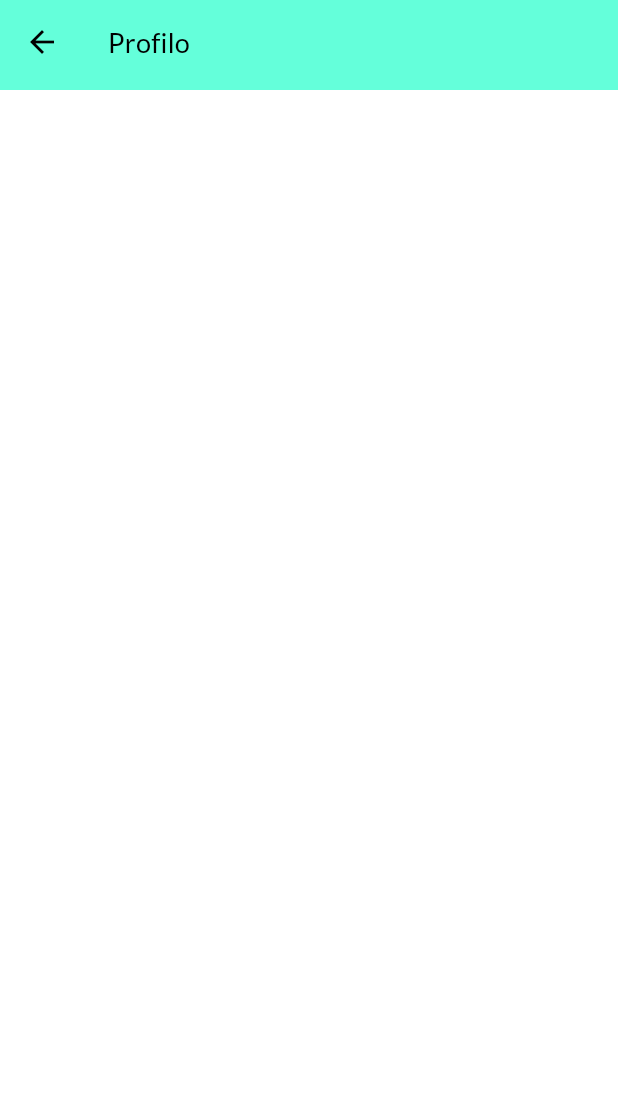
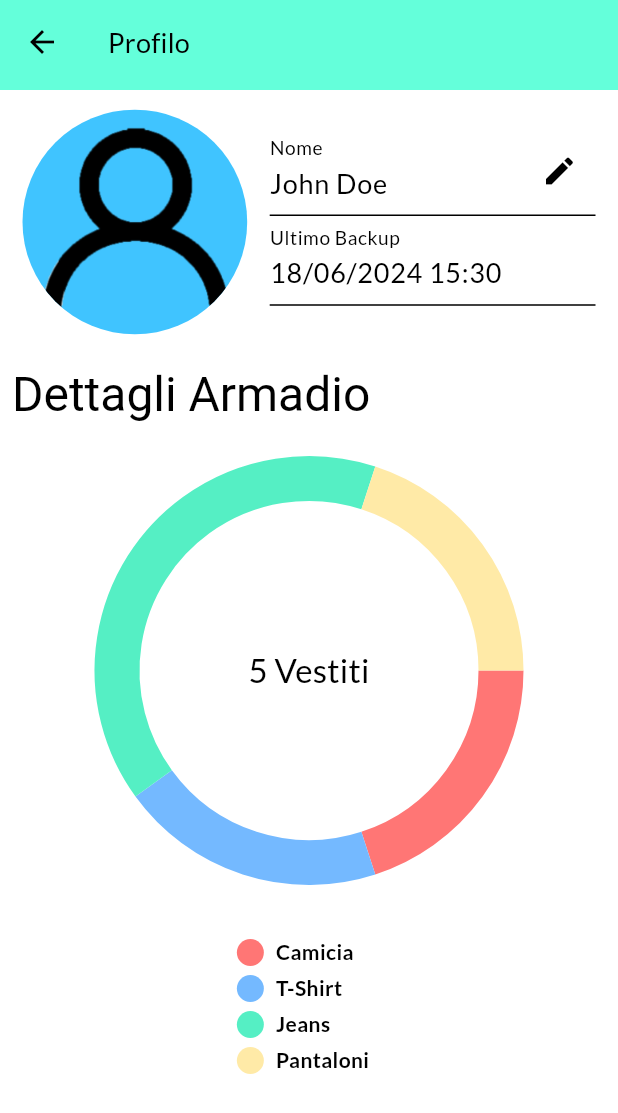
Before and after one commit to Timat-Piderma/cataclothes, a Flutter app: the ProfileScreen screen opened directly, on a phone screen of 412 x 824 dp. Shown: the top 1113 px of the screen. Run offline on Flutter 3.47's test engine with Material 3 defaults, Android fonts, the phone set to English and light mode, and no system bars; drawn by our look-alikes of pie_chart; our stand-ins replace google_fonts, image_cropper, image_picker, material_floating_search_bar_2, screenshot; missing offline and left inert: lindi_sticker_widget.

Commit message:
added content to ProfileScreen

```diff
--- a/lib/data_manager.dart
+++ b/lib/data_manager.dart
@@ -77,6 +77,14 @@ class DataManager extends ChangeNotifier {
   void addArticleCategory(ArticleCategory item) {
     _allArticlesCategories.add(item);
     notifyListeners();
+  }
+
+  int countArticleOfCategory(ArticleCategory item) {
+    int res = 0;
+    for (Article a in _allArticles) {
+      if (a.articleCategory == item) res++;
+    }
+    return res;
   }
 
   void addOutfitCategory(OutfitCategory item) {
--- a/lib/screen_profile.dart
+++ b/lib/screen_profile.dart
@@ -1,6 +1,9 @@
 import 'dart:io';
 
+import 'package:cataclothes/category_article.dart';
+import 'package:cataclothes/data_manager.dart';
 import 'package:flutter/material.dart';
+import 'package:pie_chart/pie_chart.dart';
 
 class ProfileScreen extends StatefulWidget {
   @override
@@ -11,8 +14,24 @@ class ProfileScreen extends StatefulWidget {
 
 class _ProfileScreenState extends State<ProfileScreen>
     with SingleTickerProviderStateMixin {
+  bool isEditing = true;
+  TextEditingController controllerName = TextEditingController();
+  TextEditingController controllerBackup = TextEditingController();
+
+  Map<String, double> dataMap = {};
+
   @override
-  void initState() {}
+  void initState() {
+    for (ArticleCategory ac in DataManager.getAllArticlesCategories()) {
+      if (DataManager().countArticleOfCategory(ac).toDouble() > 0) {
+        dataMap.putIfAbsent(
+            ac.name, () => DataManager().countArticleOfCategory(ac).toDouble());
+      }
+    }
+
+    controllerName.text = "John Doe";
+    controllerBackup.text = "18/06/2024 15:30";
+  }
 
   @override
   Widget build(BuildContext context) {
@@ -21,11 +40,101 @@ class _ProfileScreenState extends State<ProfileScreen>
       appBar: PreferredSize(
         preferredSize: const Size.fromHeight(60),
         child: AppBar(
-          title: Text("Profilo"),
+          title: const Text("Profilo"),
           backgroundColor: Colors.tealAccent,
         ),
       ),
-      body: ListView(),
+      body: SingleChildScrollView(
+        child: Column(
+          children: [
+            Row(
+              children: [
+                const Expanded(
+                  flex: 2,
+                  child: Padding(
+                    padding: EdgeInsets.only(top: 8, left: 15),
+                    child: CircleAvatar(
+                      backgroundColor: Colors.lightBlueAccent,
+                      foregroundImage: AssetImage("assets/pfp.png"),
+                      radius: 80,
+                    ),
+                  ),
+                ),
+                Expanded(
+                    flex: 3,
+                    child: Padding(
+                      padding: const EdgeInsets.only(
+                          top: 8, right: 15, bottom: 8, left: 15),
+                      child: Column(
+                        children: [
+                          TextField(
+                            readOnly: isEditing,
+                            style: const TextStyle(fontSize: 18),
+                            controller: controllerName,
+                            decoration: InputDecoration(
+                              suffixIcon: isEditing
+                                  ? IconButton(
+                                      onPressed: () {
+                                        setState(() {
+                                          isEditing = false;
+                                        });
+                                      },
+                                      icon: const Icon(Icons.mode),
+                                    )
+                                  : IconButton(
+                                      onPressed: () {
+                                        setState(() {
+                                          isEditing = true;
+                                        });
+                                      },
+                                      icon: const Icon(Icons.check),
+                                    ),
+                              labelText: 'Nome',
+                            ),
+                          ),
+                          IgnorePointer(
+                            child: TextField(
+                              style: const TextStyle(fontSize: 18),
+                              controller: controllerBackup,
+                              decoration: const InputDecoration(
+                                labelText: 'Ultimo Backup',
+                              ),
+                            ),
+                          ),
+                        ],
+                      ),
+                    ))
+              ],
+            ),
+            Row(children: [
+              Padding(
+                padding: const EdgeInsets.only(
+                    top: 15, left: 8, right: 8, bottom: 8),
+                child: Text(
+                  "Dettagli Armadio",
+                  style: Theme.of(context).textTheme.headlineLarge,
+                ),
+              )
+            ]),
+            Padding(
+              padding: const EdgeInsets.symmetric(horizontal: 70, vertical: 20),
+              child: PieChart(
+                dataMap: dataMap,
+                chartType: ChartType.ring,
+                ringStrokeWidth: 30,
+                centerWidget: Text(
+                  "${DataManager.getAllArticles().length} Vestiti",
+                  style: Theme.of(context).textTheme.titleLarge,
+                ),
+                legendOptions: LegendOptions(
+                  legendPosition: LegendPosition.bottom,
+                ),
+                chartValuesOptions: ChartValuesOptions(showChartValues: false),
+              ),
+            )
+          ],
+        ),
+      ),
     );
   }
 
--- a/pubspec.yaml
+++ b/pubspec.yaml
@@ -46,6 +46,7 @@ dependencies:
   lindi_sticker_widget: ^0.1.1
   image_cropper: ^6.0.0
   dotted_border: ^2.1.0
+  pie_chart: ^5.4.0
 
 dev_dependencies:
   flutter_test:
```
Also changed, not shown: assets/pfp.png (added), pubspec.lock.
